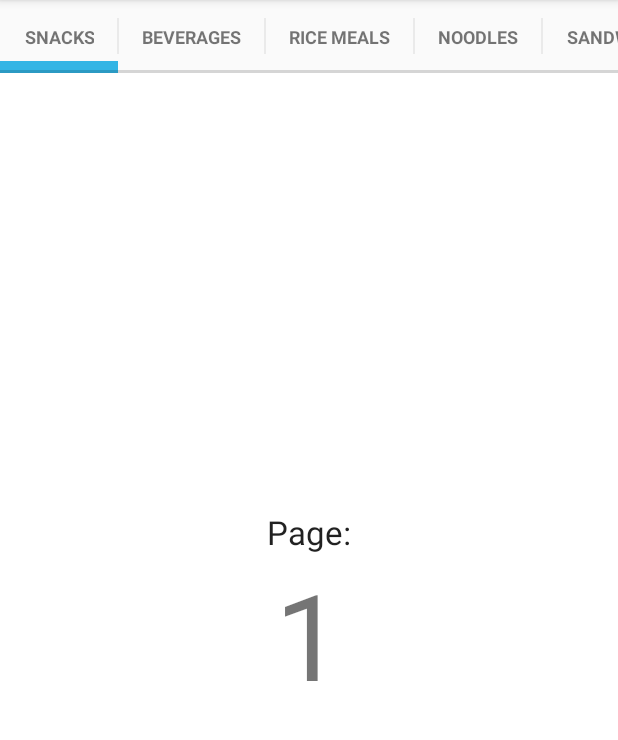
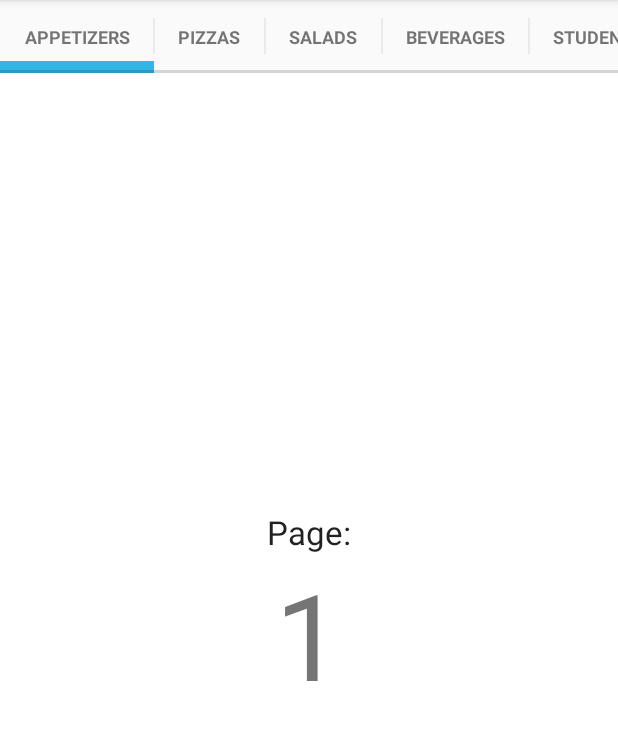
Before and after one commit to aindong/restoko-android-app, an Android app: the ProductMenuFragment screen opened directly, with no data from a screen before it, on a phone screen of 412 x 824 dp, the part 84-824 px from its top. Run offline under Robolectric (Android 15) with nearby library versions, the light colour scheme and no system bars.

Commit message:
create a list of category object

```diff
--- a/app/src/main/java/com/aindong/restoko/ProductMenuFragment.java
+++ b/app/src/main/java/com/aindong/restoko/ProductMenuFragment.java
@@ -15,6 +15,7 @@ import android.view.ViewGroup;
 import android.widget.TextView;
 
 import com.aindong.restoko.common.view.SlidingTabLayout;
+import com.aindong.restoko.models.Category;
 
 import java.util.ArrayList;
 import java.util.List;
@@ -22,6 +23,7 @@ import java.util.List;
 public class ProductMenuFragment extends Fragment {
 
     static final String LOG_TAG = "ProductMenuFragment";
+    protected List<Category> categories;
 
     /**
      * A custom {@link ViewPager} title strip which looks much like Tabs present in Android v4.0 and
@@ -52,17 +54,12 @@ public class ProductMenuFragment extends Fragment {
 
     @Override
     public void onViewCreated(View view, Bundle savedInstanceState) {
-        List<String> pageList = new ArrayList<String>();
-        pageList.add("Snacks");
-        pageList.add("Beverages");
-        pageList.add("Rice Meals");
-        pageList.add("Noodles");
-        pageList.add("Sandwitches");
+        createCategories();
 
         // BEGIN_INCLUDE (setup_viewpager)
         // Get the ViewPager and set it's PagerAdapter so that it can display items
         mViewPager = (ViewPager) view.findViewById(R.id.menu_viewpager);
-        mViewPager.setAdapter(new MenuPagerAdapter(pageList));
+        mViewPager.setAdapter(new MenuPagerAdapter(this.categories));
         // END_INCLUDE (setup_viewpager)
 
         // BEGIN_INCLUDE (setup_slidingtablayout)
@@ -73,12 +70,35 @@ public class ProductMenuFragment extends Fragment {
         // END_INCLUDE (setup_slidingtablayout)
     }
 
+    private void createCategories()
+    {
+        // Create a list of categories
+        this.categories = new ArrayList<Category>();
+
+        Category appetizers = new Category(1, "APPETIZERS", "appetizers");
+        Category pizzas = new Category(1, "PIZZAS", "pizzas");
+        Category salads = new Category(1, "SALADS", "salads");
+        Category beverages = new Category(1, "BEVERAGES", "beverages");
+        Category studentMeals = new Category(1, "STUDENT MEALS", "student-meals");
+        Category riceMeals = new Category(1, "RICE MEALS", "rice-meals");
+        Category sandwitches = new Category(1, "SANDWITCHES", "sandwitches");
+
+        // Categories into the list
+        this.categories.add(appetizers);
+        this.categories.add(pizzas);
+        this.categories.add(salads);
+        this.categories.add(beverages);
+        this.categories.add(studentMeals);
+        this.categories.add(riceMeals);
+        this.categories.add(sandwitches);
+    }
+
     class MenuPagerAdapter extends PagerAdapter {
 
-        private List<String> pageList;
+        private List<Category> categories;
 
-        public MenuPagerAdapter(List<String> pageList) {
-            this.pageList = pageList;
+        public MenuPagerAdapter(List<Category> categories) {
+            this.categories = categories;
         }
 
         /**
@@ -86,7 +106,7 @@ public class ProductMenuFragment extends Fragment {
          */
         @Override
         public int getCount() {
-            return pageList.size();
+            return categories.size();
         }
 
         /**
@@ -108,7 +128,9 @@ public class ProductMenuFragment extends Fragment {
          */
         @Override
         public CharSequence getPageTitle(int position) {
-            return pageList.get(position);
+            Category category = categories.get(position);
+
+            return category.name;
         }
         // END_INCLUDE (pageradapter_getpagetitle)
 
```
